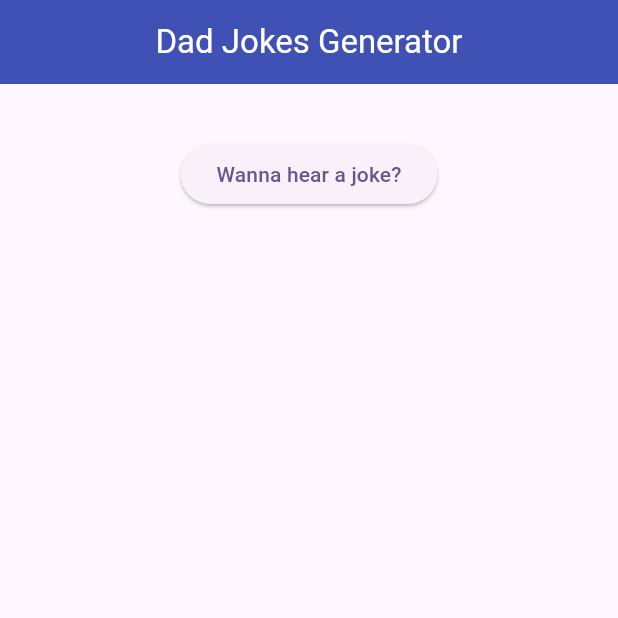
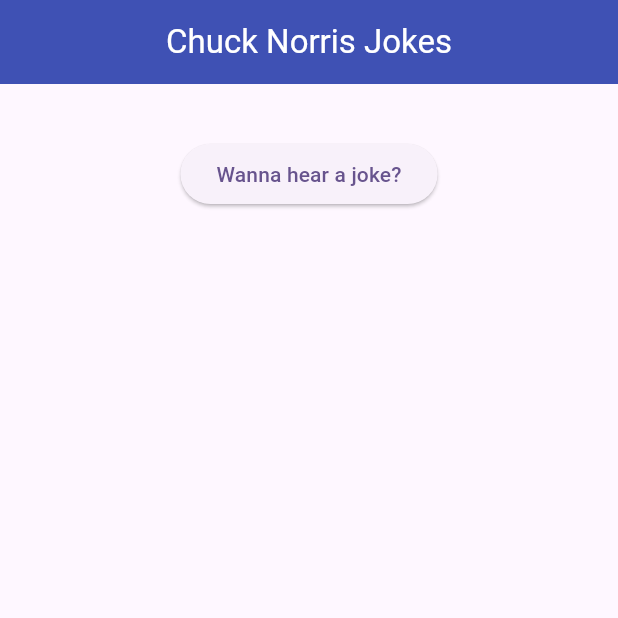
Before and after one commit to kodjozecodeur/chuck-norris-joke-app, a Flutter app: the screen it shows after launch, on a phone screen of 412 x 824 dp, the top half of it. Run offline on Flutter 3.47's test engine with Material 3 defaults, Android fonts, the phone set to English and light mode, and no system bars.

Commit message:
change readme

```diff
--- a/lib/pages/home_page.dart
+++ b/lib/pages/home_page.dart
@@ -16,7 +16,7 @@ class _HomePageState extends State<HomePage> {
       appBar: AppBar(
         centerTitle: true,
         title: Text(
-          "Dad Jokes Generator",
+          "Chuck Norris Jokes",
         ),
         backgroundColor: Color(0xFF3F51B4),
         foregroundColor: Color(0xFFFFFFFF),
```
Also changed, not shown: 1 other file.
